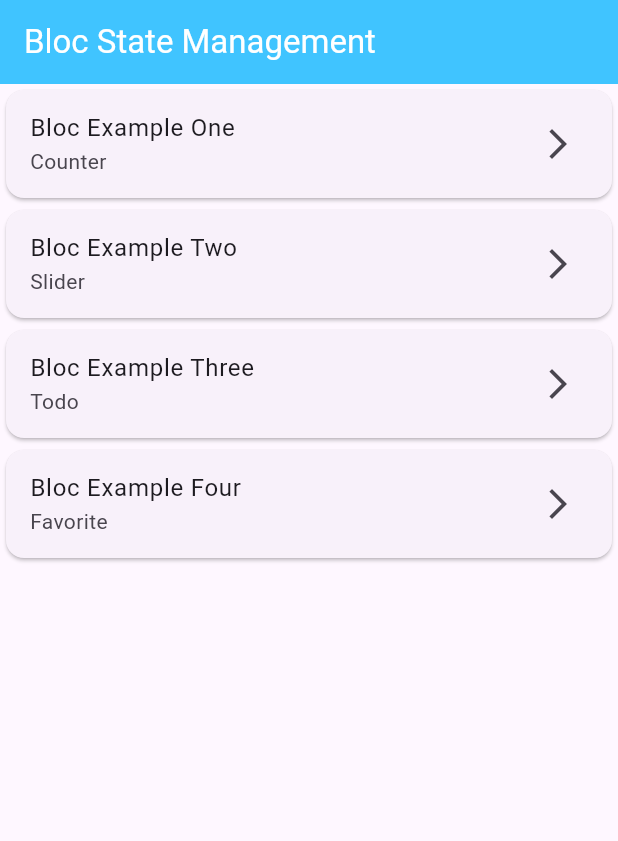
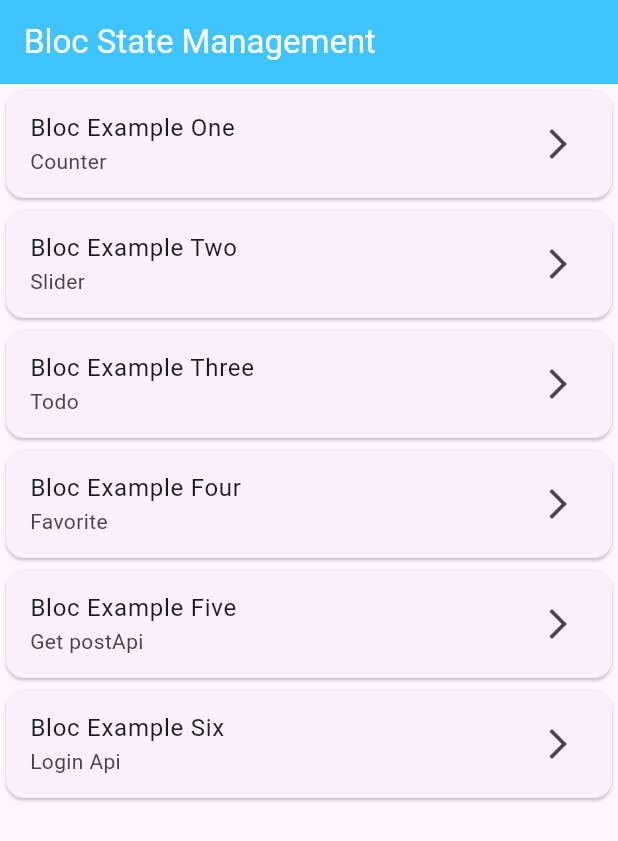
Before and after one commit to Nomankhan65/FlutterBloc, a Flutter app: the screen it shows after launch, on a phone screen of 412 x 824 dp. Shown: the top 841 px of the screen. Run offline on Flutter 3.47's test engine with Material 3 defaults, Android fonts, the phone set to English and light mode, and no system bars; our stand-ins replace bloc, equatable, flutter_bloc.

Commit message:
login api with bloc done

```diff
--- /dev/null
+++ b/devtools_options.yaml
@@ -0,0 +1 @@
+extensions:
--- /dev/null
+++ b/lib/bloc/post/post_block.dart
@@ -0,0 +1,43 @@
+import 'package:bloc/bloc.dart';
+import 'package:flutterbloc/bloc/post/post_event.dart';
+import 'package:flutterbloc/bloc/post/post_states.dart';
+import 'package:flutterbloc/repository/post_repo.dart';
+import 'package:flutterbloc/utils/post_status.dart';
+
+import '../../model/post_mode;.dart';
+
+class PostBloc extends Bloc<PostEvent,PostStates>{
+
+  PostRepo postRepo =PostRepo();
+
+  List<PostModel> temPostList=  [];
+
+  PostBloc():super(const PostStates()){
+    on<FetchedPost>(_fetchPostApi);
+    on<FilterPost>(_filterPost);
+
+  }
+
+  void _filterPost(FilterPost event, Emitter<PostStates> emit)async{
+
+    temPostList=state.postList.where((element) =>element.email.toString().toUpperCase().contains(event.search.toUpperCase())).toList();
+    emit(state.copyWith(temPostList:temPostList));
+  }
+
+
+  void _fetchPostApi(FetchedPost event, Emitter<PostStates> emit)async{
+  await postRepo.fetchPostApi().then((value){
+      emit(state.copyWith(
+        postStatus:PostStatus.success,
+        postList:value,
+        message: 'success'
+      ));
+    }).onError((error, stackTrace) {
+      emit(state.copyWith(
+        postStatus:PostStatus.failure,
+        message:error.toString()
+      ));
+    });
+
+  }
+}
--- /dev/null
+++ b/lib/bloc/post/post_event.dart
@@ -0,0 +1,17 @@
+import 'package:equatable/equatable.dart';
+
+class PostEvent extends Equatable{
+  @override
+  // TODO: implement props
+  List<Object?> get props => [];
+
+}
+class FetchedPost extends PostEvent{
+
+}
+class FilterPost extends PostEvent{
+final String search;
+FilterPost(
+    this.search
+    );
+}
--- /dev/null
+++ b/lib/bloc/post/post_states.dart
@@ -0,0 +1,29 @@
+import 'package:equatable/equatable.dart';
+
+import '../../model/post_mode;.dart';
+import '../../utils/post_status.dart';
+
+class PostStates extends Equatable {
+  final PostStatus postStatus;
+  final List<PostModel> postList;
+  final List<PostModel> temPostList;
+  final String message;
+  const PostStates(
+      {this.postStatus = PostStatus.loading,
+      this.postList = const [],
+        this.temPostList=const [],
+      this.message = ' '});
+
+  PostStates copyWith(
+      {PostStatus? postStatus, List<PostModel>? postList, String? message,List<PostModel>? temPostList}) {
+    return PostStates(
+      postStatus: postStatus ?? this.postStatus,
+      postList: postList ?? this.postList,
+      temPostList: temPostList ?? this.temPostList,
+      message: message ?? this.message,
+    );
+  }
+
+  @override
+  List<Object?> get props => [postList,postStatus,message,temPostList];
+}
--- a/lib/home_screen.dart
+++ b/lib/home_screen.dart
@@ -2,6 +2,8 @@ import 'package:flutter/cupertino.dart';
 import 'package:flutter/material.dart';
 import 'package:flutterbloc/ui/counter_screen.dart';
 import 'package:flutterbloc/ui/favorite_screen.dart';
+import 'package:flutterbloc/ui/login_screen.dart';
+import 'package:flutterbloc/ui/postApi_screen.dart';
 import 'package:flutterbloc/ui/slider_screen.dart';
 import 'package:flutterbloc/ui/todo_screen.dart';
 
@@ -56,6 +58,27 @@ class HomeScreen extends StatelessWidget {
                 Navigator.push(context,MaterialPageRoute(builder: (_)=> const FavoriteScreen()));
               },
             ),
+          ),
+          Card(
+            child: ListTile(
+              title:const Text('Bloc Example Five'),
+              subtitle:const Text('Get postApi'),
+              trailing:const Icon(Icons.arrow_forward_ios_outlined),
+              onTap:(){
+                Navigator.push(context,MaterialPageRoute(builder: (_)=> const PostApiScreen()));
+              },
+            ),
+          ),
+
+          Card(
+            child: ListTile(
+              title:const Text('Bloc Example Six'),
+              subtitle:const Text('Login Api'),
+              trailing:const Icon(Icons.arrow_forward_ios_outlined),
+              onTap:(){
+                Navigator.push(context,MaterialPageRoute(builder: (_)=> const LoginScreen()));
+              },
+            ),
           )
         ],
       ),
--- a/lib/main.dart
+++ b/lib/main.dart
@@ -3,6 +3,7 @@ import 'package:flutter_bloc/flutter_bloc.dart';
 import 'package:flutterbloc/bloc/counter/counter_bloc.dart';
 import 'package:flutterbloc/bloc/favorite/favorite_block.dart';
 import 'package:flutterbloc/bloc/favorite/favorite_events.dart';
+import 'package:flutterbloc/bloc/post/post_block.dart';
 import 'package:flutterbloc/bloc/slider/slider_bloc.dart';
 import 'package:flutterbloc/bloc/todo_list/todo_block.dart';
 import 'package:flutterbloc/home_screen.dart';
@@ -25,6 +26,7 @@ class MyApp extends StatelessWidget {
       BlocProvider(create: (_)=>SliderBloc()),
       BlocProvider(create: (_)=>TodoBloc()),
       BlocProvider(create: (_)=>FavoriteBloc(FavRepository())..add(FetchFavoriteList())),
+      BlocProvider(create: (_)=>PostBloc()),
 
     ], child: MaterialApp(
       title: 'Flutter Demo',
--- /dev/null
+++ b/lib/model/post_mode;.dart
@@ -0,0 +1,27 @@
+class PostModel {
+  int? postId;
+  int? id;
+  String? name;
+  String? email;
+  String? body;
+
+  PostModel({this.postId, this.id, this.name, this.email, this.body});
+
+  PostModel.fromJson(Map<String, dynamic> json) {
+    postId = json['postId'];
+    id = json['id'];
+    name = json['name'];
+    email = json['email'];
+    body = json['body'];
+  }
+
+  Map<String, dynamic> toJson() {
+    final Map<String, dynamic> data = new Map<String, dynamic>();
+    data['postId'] = this.postId;
+    data['id'] = this.id;
+    data['name'] = this.name;
+    data['email'] = this.email;
+    data['body'] = this.body;
+    return data;
+  }
+}
--- /dev/null
+++ b/lib/utils/post_status.dart
@@ -0,0 +1,3 @@
+enum PostStatus{
+ loading,failure,success,
+}
--- a/pubspec.yaml
+++ b/pubspec.yaml
@@ -38,6 +38,7 @@ dependencies:
   bloc: ^8.1.4
   flutter_bloc: ^8.1.5
   equatable: ^2.0.5
+  http: ^1.2.0
 
 dev_dependencies:
   flutter_test:
```
Also changed, not shown: lib/bloc/login/login_bloc.dart (added, +58 -0 lines), lib/bloc/login/login_event.dart (added, +27 -0 lines), lib/bloc/login/login_states.dart (added, +29 -0 lines), lib/repository/post_repo.dart (added, +34 -0 lines), lib/ui/login_screen.dart (added, +142 -0 lines), lib/ui/postApi_screen.dart (added, +86 -0 lines), pubspec.lock.
